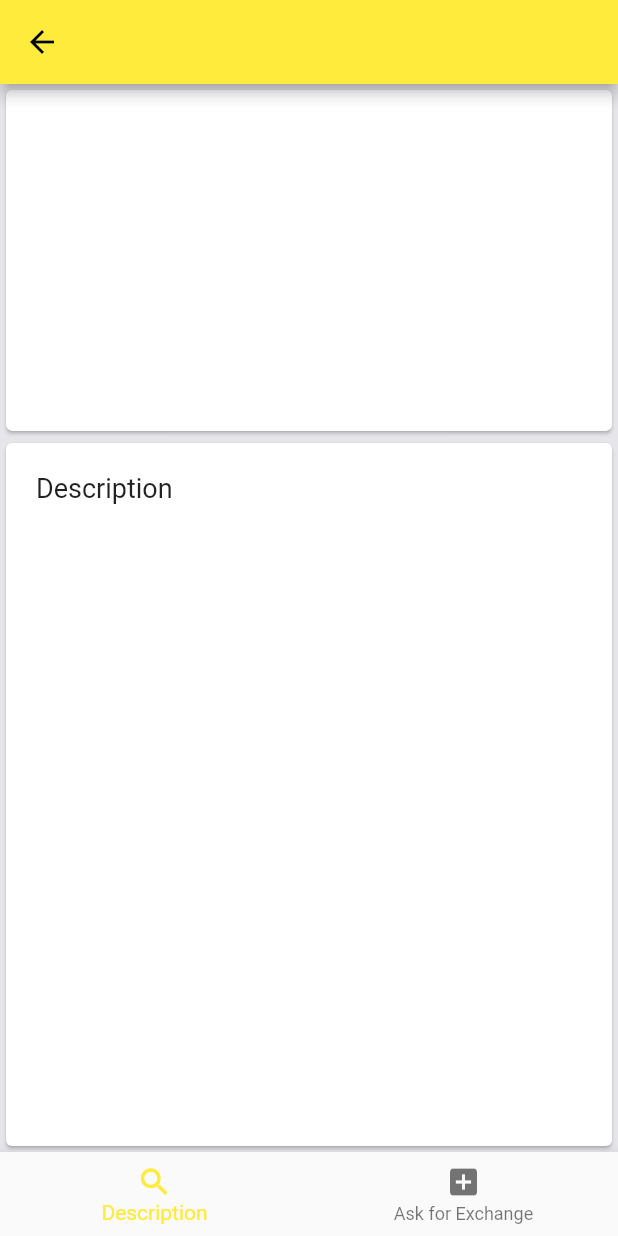
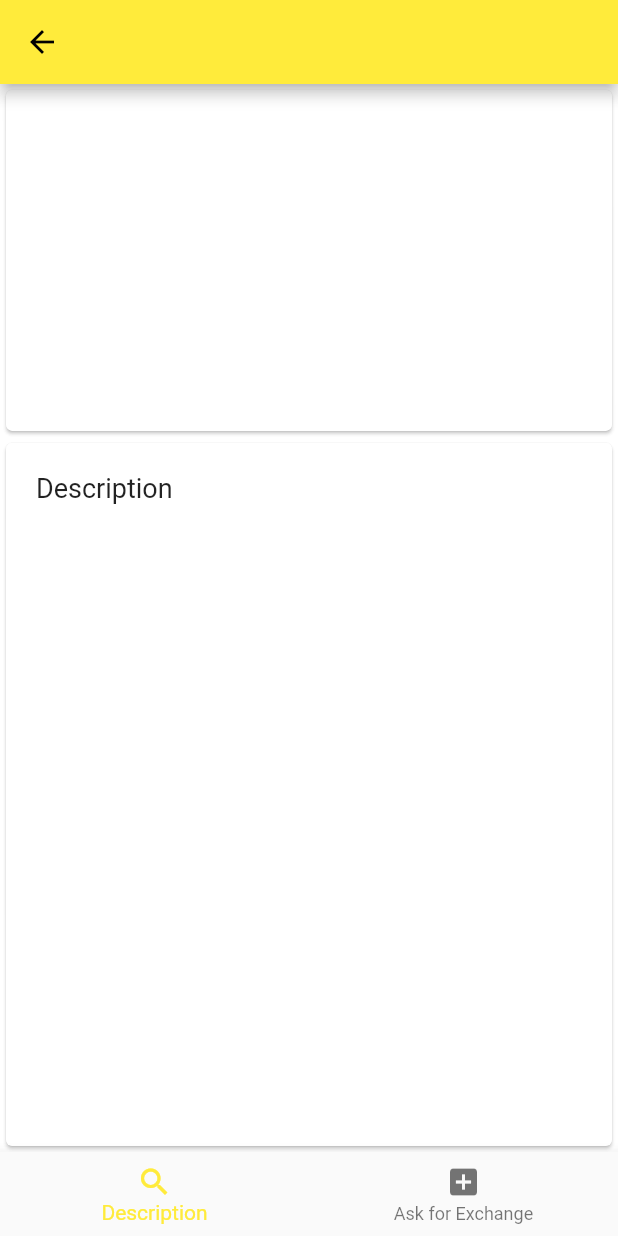
Before and after one commit to lowdev/toy-exchange, a Flutter app: the ToyDetailPage screen opened directly with empty values, on a phone screen of 412 x 824 dp. Run offline on Flutter 3.47's test engine with Material 2 defaults, Android fonts, the phone set to English and light mode, and no system bars; drawn by our look-alikes of carousel_slider.

Commit message:
Remove cupertino dep

```diff
--- a/ui/flutter/lib/screen/discover/toy/ToyDetailPage.dart
+++ b/ui/flutter/lib/screen/discover/toy/ToyDetailPage.dart
@@ -1,4 +1,3 @@
-import 'package:flutter/cupertino.dart';
 import 'package:flutter/material.dart';
 import 'package:carousel_slider/carousel_slider.dart';
 import 'model/Toy.dart';
@@ -22,7 +21,7 @@ class ToyDetailPageState extends State<ToyDetailPage> {
 
   Widget getScaffold() {
     return new Scaffold(
-      backgroundColor: CupertinoColors.lightBackgroundGray,
+      backgroundColor: Colors.white30,
       appBar: createBar(),
       body: createBody(context),
       bottomNavigationBar: createBottomNavigationBar(),
```
